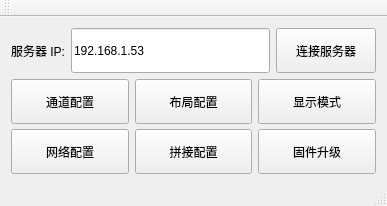
First picture: the form in ids_client/idsclient.ui, repository MR-ACC/IDS-Client, before the edit.
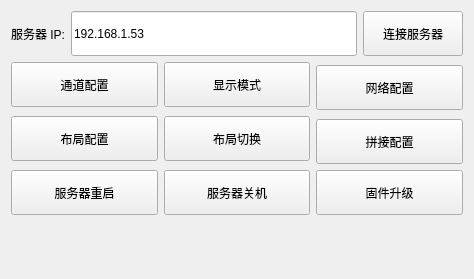
Second picture: the form after the edit.

Commit message: client add layoutswitchdialog, reboot/shutdown cmd, layoutcfg add set layout_id

```diff
--- a/ids_client/idsclient.ui
+++ b/ids_client/idsclient.ui
@@ -6,31 +6,32 @@
    <rect>
     <x>0</x>
     <y>0</y>
-    <width>387</width>
-    <height>206</height>
+    <width>474</width>
+    <height>279</height>
    </rect>
   </property>
   <property name="minimumSize">
    <size>
-    <width>387</width>
-    <height>204</height>
+    <width>474</width>
+    <height>279</height>
    </size>
   </property>
   <property name="maximumSize">
    <size>
-    <width>387</width>
-    <height>206</height>
+    <width>474</width>
+    <height>279</height>
    </size>
   </property>
   <property name="windowTitle">
    <string>拼接服务器配置软件</string>
   </property>
   <widget class="QWidget" name="centralWidget">
-   <layout class="QGridLayout" name="gridLayout_3">
-    <item row="0" column="0">
      <layout class="QGridLayout" name="gridLayout_2">
       <item row="0" column="0">
        <layout class="QHBoxLayout" name="horizontalLayout">
+      <property name="sizeConstraint">
+       <enum>QLayout::SetFixedSize</enum>
+      </property>
         <item>
          <widget class="QLabel" name="label_ip">
           <property name="text">
@@ -46,6 +47,12 @@
             <height>45</height>
            </size>
           </property>
+        <property name="maximumSize">
+         <size>
+          <width>16777215</width>
+          <height>45</height>
+         </size>
+        </property>
           <property name="text">
            <string>192.168.1.53</string>
           </property>
@@ -82,19 +89,6 @@
          </widget>
         </item>
         <item row="0" column="1">
-         <widget class="QPushButton" name="pushButton_layoutcfg">
-          <property name="minimumSize">
-           <size>
-            <width>100</width>
-            <height>45</height>
-           </size>
-          </property>
-          <property name="text">
-           <string>布局配置</string>
-          </property>
-         </widget>
-        </item>
-        <item row="0" column="2">
          <widget class="QPushButton" name="pushButton_dispcfg">
           <property name="minimumSize">
            <size>
@@ -107,7 +101,7 @@
           </property>
          </widget>
         </item>
-        <item row="1" column="0">
+      <item row="0" column="2" rowspan="2">
          <widget class="QPushButton" name="pushButton_netcfg">
           <property name="minimumSize">
            <size>
@@ -120,7 +114,33 @@
           </property>
          </widget>
         </item>
-        <item row="1" column="1">
+      <item row="1" column="0" rowspan="2">
+       <widget class="QPushButton" name="pushButton_layoutcfg">
+        <property name="minimumSize">
+         <size>
+          <width>100</width>
+          <height>45</height>
+         </size>
+        </property>
+        <property name="text">
+         <string>布局配置</string>
+        </property>
+       </widget>
+      </item>
+      <item row="1" column="1" rowspan="2">
+       <widget class="QPushButton" name="pushButton_layoutSwitch">
+        <property name="minimumSize">
+         <size>
+          <width>100</width>
+          <height>45</height>
+         </size>
+        </property>
+        <property name="text">
+         <string>布局切换</string>
+        </property>
+       </widget>
+      </item>
+      <item row="2" column="2">
          <widget class="QPushButton" name="pushButton_stitch">
           <property name="minimumSize">
            <size>
@@ -133,7 +153,33 @@
           </property>
          </widget>
         </item>
-        <item row="1" column="2">
+      <item row="3" column="0">
+       <widget class="QPushButton" name="pushButton_serverReboot">
+        <property name="minimumSize">
+         <size>
+          <width>100</width>
+          <height>45</height>
+         </size>
+        </property>
+        <property name="text">
+         <string>服务器重启</string>
+        </property>
+       </widget>
+      </item>
+      <item row="3" column="1">
+       <widget class="QPushButton" name="pushButton_serverShutdown">
+        <property name="minimumSize">
+         <size>
+          <width>100</width>
+          <height>45</height>
+         </size>
+        </property>
+        <property name="text">
+         <string>服务器关机</string>
+        </property>
+       </widget>
+      </item>
+      <item row="3" column="2">
          <widget class="QPushButton" name="pushButton_upgrade">
           <property name="minimumSize">
            <size>
@@ -148,19 +194,15 @@
         </item>
        </layout>
       </item>
-     </layout>
+    <item row="2" column="0">
+     <widget class="QLabel" name="label_serverInfo">
+      <property name="text">
+       <string/>
+      </property>
+     </widget>
     </item>
    </layout>
   </widget>
-  <widget class="QToolBar" name="mainToolBar">
-   <attribute name="toolBarArea">
-    <enum>TopToolBarArea</enum>
-   </attribute>
-   <attribute name="toolBarBreak">
-    <bool>false</bool>
-   </attribute>
-  </widget>
-  <widget class="QStatusBar" name="statusBar"/>
  </widget>
  <layoutdefault spacing="6" margin="11"/>
  <resources/>
```
Lines whose indentation alone changed are shown as unchanged. The commit also changes 9 other files.
